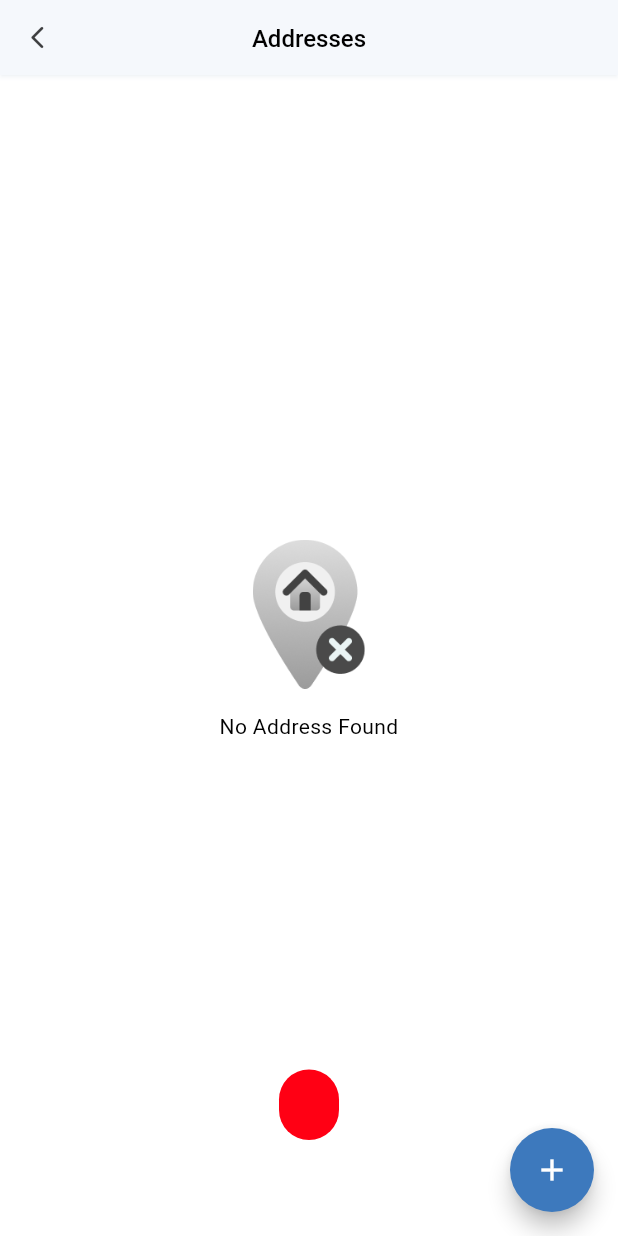
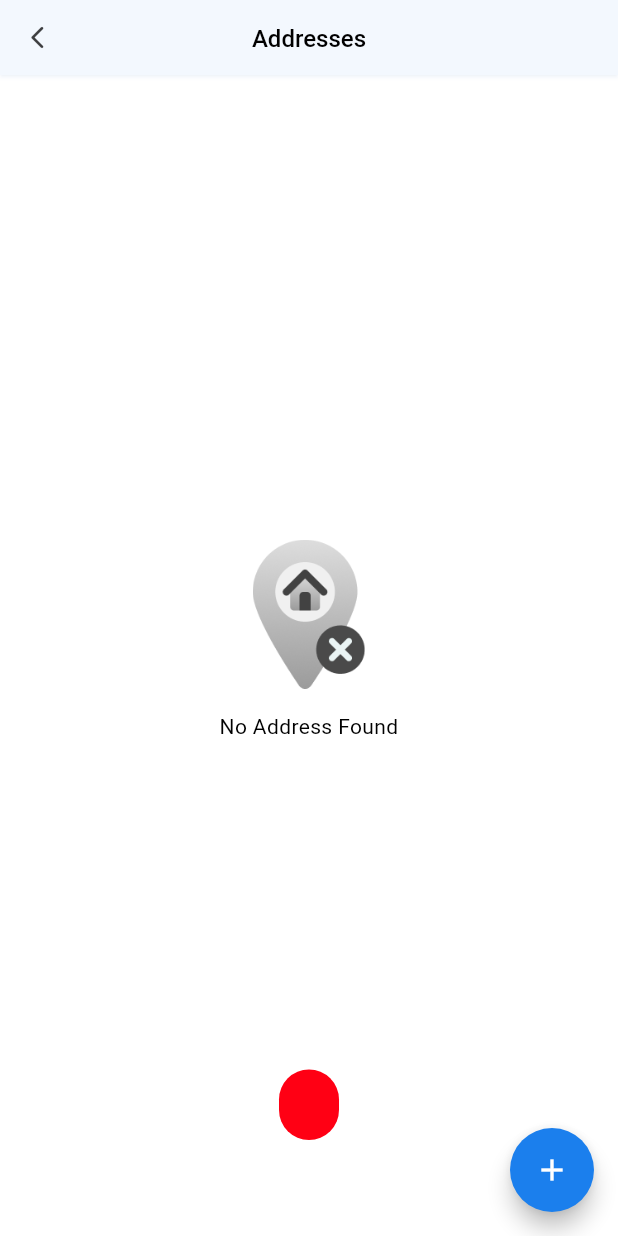
Before and after one commit to amitAarvy/Ecommerce, a Flutter app: the AddressListScreen screen opened directly, on a phone screen of 412 x 824 dp. Run offline on Flutter 3.47's test engine with Material 3 defaults, Android fonts, the phone set to English and light mode, and no system bars; our stand-ins replace cached_network_image, card_swiper, connectivity_plus, country_code_picker, dio, dotted_border and 28 more; missing offline and left inert: country_currency_pickers, expandable_bottom_sheet, flutter_downloader, flutter_facebook_auth, flutter_inappwebview, just_the_tooltip and 2 more; accounts and stored records are empty; network calls fail; Roboto replaces fonts that are missing (SF-Pro-Rounded-Regular).

Commit message:
19-03-2024

```diff
--- a/lib/data/datasource/remote/exception/api_error_handler.dart
+++ b/lib/data/datasource/remote/exception/api_error_handler.dart
@@ -24,7 +24,7 @@ class ApiErrorHandler {
               errorDescription = "Send timeout";
               break;
             case DioExceptionType.unknown:
-              errorDescription = "Request to API call limit excited ";
+              errorDescription = "Something went wrong! Please refresh";
               break;
             case DioExceptionType.receiveTimeout:
               errorDescription = "Receive timeout in connection with API server";
--- a/lib/theme/light_theme.dart
+++ b/lib/theme/light_theme.dart
@@ -2,11 +2,11 @@ import 'package:flutter/material.dart';
 
 ThemeData light = ThemeData(
   fontFamily: 'TitilliumWeb',
-  primaryColor: const Color(0xFF3d79bd),
+  primaryColor: const Color(0xFF1b7fed),
   brightness: Brightness.light,
   highlightColor: Colors.white,
   hintColor: const Color(0xFF9E9E9E),
-  colorScheme: const ColorScheme.light(primary: Color(0xFF3d79bd),
+  colorScheme: const ColorScheme.light(primary: Color(0xFF1b7fed),
     secondary: Color(0xFF3d79bd),
     tertiary: Color(0xFFF9D4A8),
     tertiaryContainer: Color(0xFFADC9F3),
--- a/pubspec.yaml
+++ b/pubspec.yaml
@@ -85,7 +85,7 @@ dev_dependencies:
 flutter_launcher_icons:
   android: "launcher_icon"
   ios: true
-  image_path: "assets/images/appicons.png"
+  image_path: "assets/images/main_app_icon.png"
   min_sdk_android: 21 # android min sdk min:16, default 21
   web:
     generate: true
```
Also changed, not shown: assets/images/main_app_icon.png (added), 26 other files.
